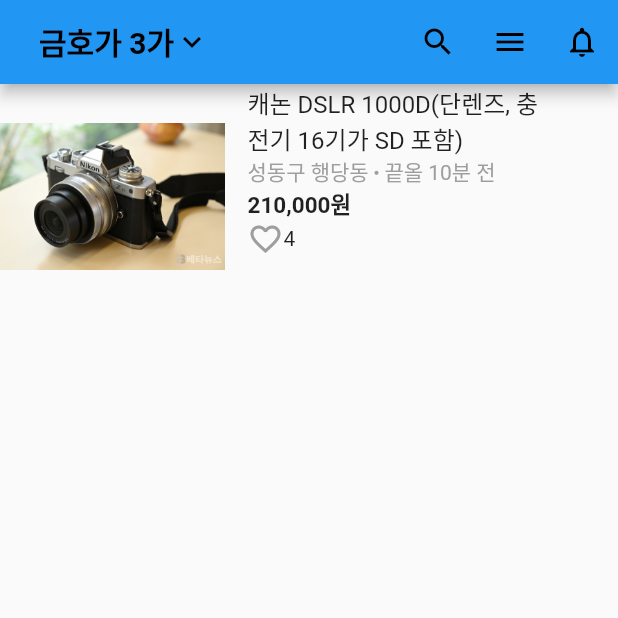
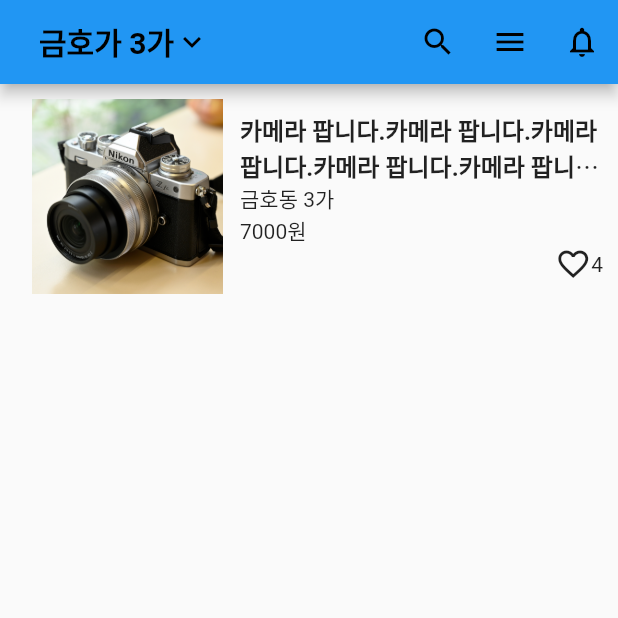
Before and after one commit to baejoonsoo/flutter_study, a Flutter app: the screen it shows after launch, on a phone screen of 412 x 824 dp, the top half of it. Run offline on Flutter 3.47's test engine with Material 2 defaults, Android fonts, the phone set to English and light mode, and no system bars.

Commit message:
camera v2

```diff
--- a/lib/main.dart
+++ b/lib/main.dart
@@ -54,55 +54,34 @@ class MyApp extends StatelessWidget {
               ),
             ],
           ),
-        body: SizedBox(
-          width: double.infinity,
+          body: Container(
             height: 150,
+            padding: const EdgeInsets.all(10),
             child: Row(
               children: [
                 Image.asset(
                   "assets/camera.png",
                   width: 150,
-                height: 150,
                 ),
-              Container(
-                padding: const EdgeInsets.fromLTRB(15, 0, 0, 0),
+                Expanded(
                   child: Column(
+                    mainAxisAlignment: MainAxisAlignment.center,
                     crossAxisAlignment: CrossAxisAlignment.start,
                     children: [
-                    const SizedBox(
-                      width: 200,
-                      child: Text(
-                        "캐논 DSLR 1000D(단렌즈, 충전기 16기가 SD 포함)",
+                      const Text(
+                        maxLines: 2,
+                        overflow: TextOverflow.ellipsis,
+                        "카메라 팝니다.카메라 팝니다.카메라 팝니다.카메라 팝니다.카메라 팝니다.카메라 팝니다.",
                         style: TextStyle(
-                          fontSize: 16,
+                            fontSize: 16, fontWeight: FontWeight.bold),
                       ),
-                        textAlign: TextAlign.start,
-                      ),
-                    ),
-                    const Text(
-                      "성동구 행당동 ∙ 끝올 10분 전",
-                      style: TextStyle(
-                        fontSize: 14,
-                        color: Colors.grey,
-                      ),
-                      textAlign: TextAlign.start,
-                    ),
-                    const Text(
-                      "210,000원",
-                      style: TextStyle(
-                        fontSize: 15,
-                        fontWeight: FontWeight.bold,
-                      ),
-                      textAlign: TextAlign.start,
-                    ),
+                      const Text("금호동 3가"),
+                      const Text("7000원"),
                       Row(
                         mainAxisAlignment: MainAxisAlignment.end,
                         children: const [
-                        Icon(
-                          Icons.favorite_border_outlined,
-                          color: Colors.grey,
-                        ),
-                        Text("4")
+                          Icon(Icons.favorite_border),
+                          Text('4'),
                         ],
                       )
                     ],
@@ -110,8 +89,7 @@ class MyApp extends StatelessWidget {
                 )
               ],
             ),
-        ),
-      ),
+          )),
     );
   }
 }
```
Also changed, not shown: assets/camera.png. Lines whose indentation alone changed are shown as unchanged.
